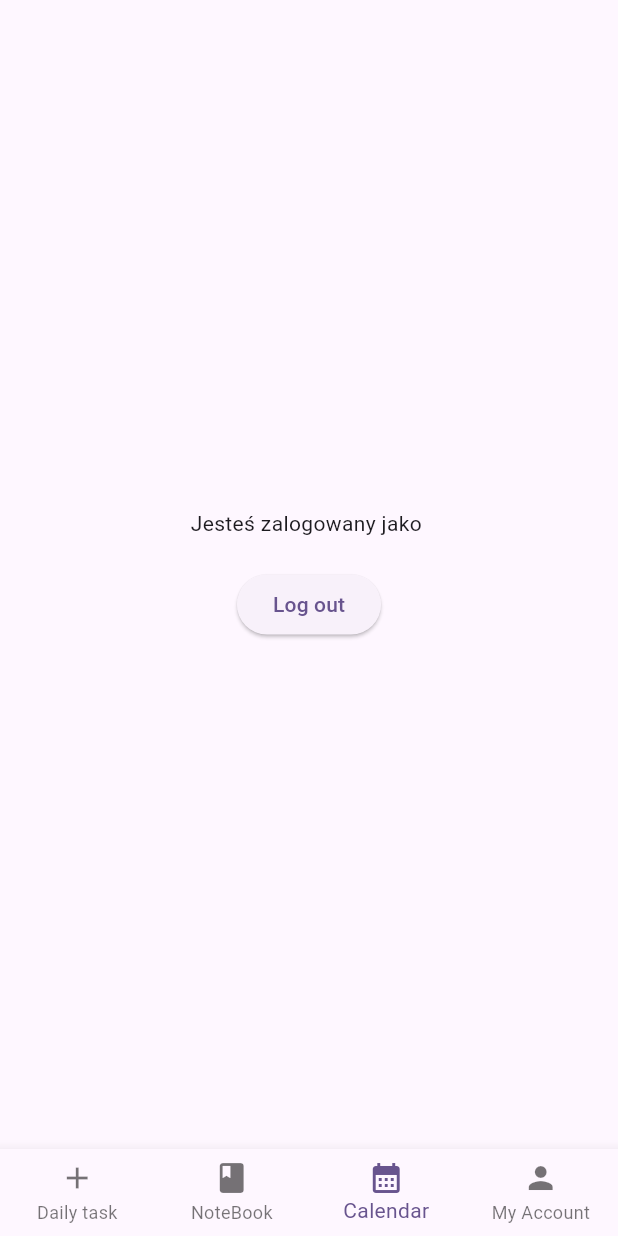
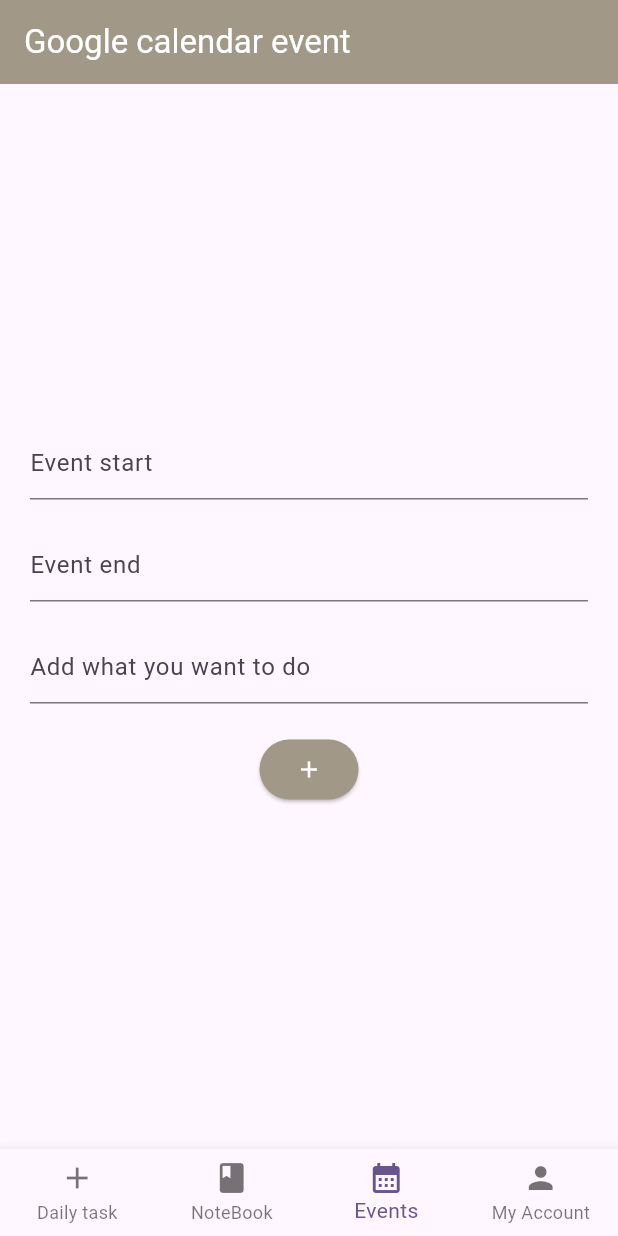
Before and after one commit to paweldudzikk/just_notes, a Flutter app: the screen it shows once a user with an empty profile is signed in, item 3 of the bottom bar chosen, on a phone screen of 412 x 824 dp. Run offline on Flutter 3.47's test engine with Material 2 defaults, Android fonts, the phone set to English and light mode, and no system bars; our stand-ins replace awesome_notifications, bloc, cloud_firestore, datetime_picker_formfield_new, firebase_auth, firebase_core and 1 more; accounts and stored records are empty.

Commit message:
add events page

```diff
--- /dev/null
+++ b/lib/app/calendar/calendar.dart
@@ -0,0 +1,90 @@
+import 'package:flutter/material.dart';
+import 'package:intl/intl.dart';
+import 'package:datetime_picker_formfield_new/datetime_picker_formfield.dart';
+
+class EventPage extends StatefulWidget {
+  const EventPage({Key? key});
+
+  @override
+  _EventPageState createState() => _EventPageState();
+}
+
+class _EventPageState extends State<EventPage> {
+  final format = DateFormat("yyyy-MM-dd HH:mm");
+  DateTime? startDate;
+  DateTime? endDate;
+
+  @override
+  Widget build(BuildContext context) {
+    return Scaffold(
+      appBar: AppBar(
+        title: const Text(
+          'Google calendar event',
+          style: TextStyle(color: Colors.white),
+        ),
+        backgroundColor: const Color.fromARGB(255, 161, 152, 136),
+      ),
+      body: Center(
+        child: Padding(
+          padding: const EdgeInsets.all(20.0),
+          child: Column(
+            mainAxisAlignment: MainAxisAlignment.center,
+            children: <Widget>[
+              DateTimeField(
+                decoration: const InputDecoration(hintText: 'Event start'),
+                format: format,
+                onShowPicker: (context, currentValue) async {
+                  return showDatePicker(
+                      context: context,
+                      firstDate: DateTime(1900),
+                      initialDate: currentValue ?? DateTime.now(),
+                      lastDate: DateTime(2100));
+                },
+                onChanged: (selectedDate) {
+                  setState(() {
+                    startDate = selectedDate;
+                  });
+                },
+              ),
+              const SizedBox(height: 20),
+              DateTimeField(
+                decoration: const InputDecoration(hintText: 'Event end'),
+                format: format,
+                onShowPicker: (context, currentValue) async {
+                  return showDatePicker(
+                      context: context,
+                      firstDate: DateTime(1900),
+                      initialDate: currentValue ?? DateTime.now(),
+                      lastDate: DateTime(2100));
+                },
+                onChanged: (selectedDate) {
+                  setState(() {
+                    endDate = selectedDate;
+                  });
+                },
+              ),
+              const SizedBox(height: 20),
+              const TextField(
+                decoration:
+                    InputDecoration(hintText: 'Add what you want to do '),
+              ),
+              const SizedBox(
+                height: 20,
+              ),
+              ElevatedButton(
+                style: ElevatedButton.styleFrom(
+                  backgroundColor: const Color.fromARGB(255, 161, 152, 136),
+                ),
+                onPressed: () {},
+                child: const Icon(
+                  Icons.add,
+                  color: Colors.white,
+                ),
+              )
+            ],
+          ),
+        ),
+      ),
+    );
+  }
+}
--- a/lib/home_page.dart
+++ b/lib/home_page.dart
@@ -1,5 +1,7 @@
 import 'package:firebase_auth/firebase_auth.dart';
 import 'package:flutter/material.dart';
+import 'package:just_notes/app/calendar/calendar.dart';
+
 import 'package:just_notes/app/daily_task/daily_tasks/daily_task.dart';
 import 'package:just_notes/app/home/my_account/my_account.dart';
 import 'package:just_notes/app/note_book/note_book.dart';
@@ -33,9 +35,7 @@ class _HomePageState extends State<HomePage> {
         }
 
         if (currentIndex == 2) {
-          return MyAccount(
-            user: widget.user,
-          );
+          return const EventPage();
         }
 
         return MyAccount(
@@ -55,7 +55,7 @@ class _HomePageState extends State<HomePage> {
           BottomNavigationBarItem(icon: Icon(Icons.book), label: 'NoteBook'),
           BottomNavigationBarItem(
             icon: Icon(Icons.calendar_month),
-            label: 'Calendar',
+            label: 'Events',
           ),
           BottomNavigationBarItem(
               icon: Icon(Icons.person), label: 'My Account'),
--- a/pubspec.yaml
+++ b/pubspec.yaml
@@ -44,6 +44,8 @@ dependencies:
   google_fonts: ^6.1.0
   google_sign_in: ^6.1.5
   meta: ^1.9.1
+  datetime_picker_formfield_new: ^2.1.0
+  intl: ^0.18.1
 
 
 dev_dependencies:
```
Also changed, not shown: lib/app/daily_task/task_widget/task_widget.dart (+0 -7 lines), pubspec.lock, 1 other file.
